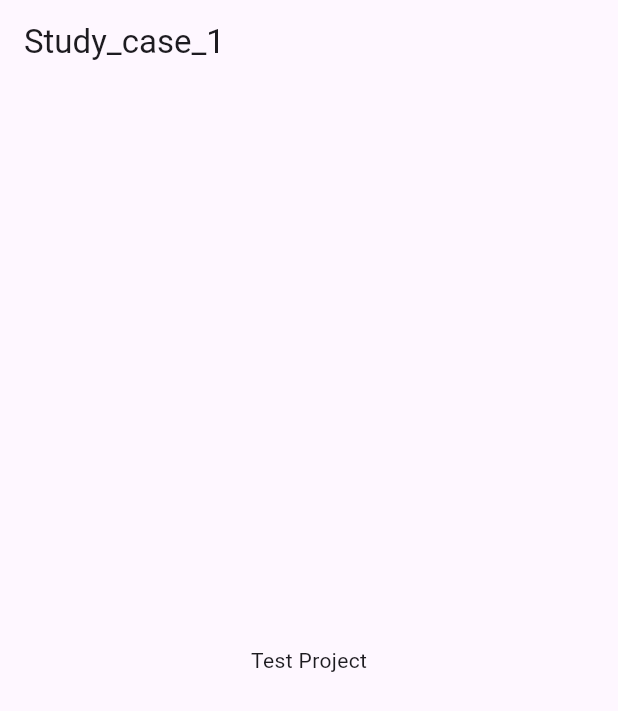
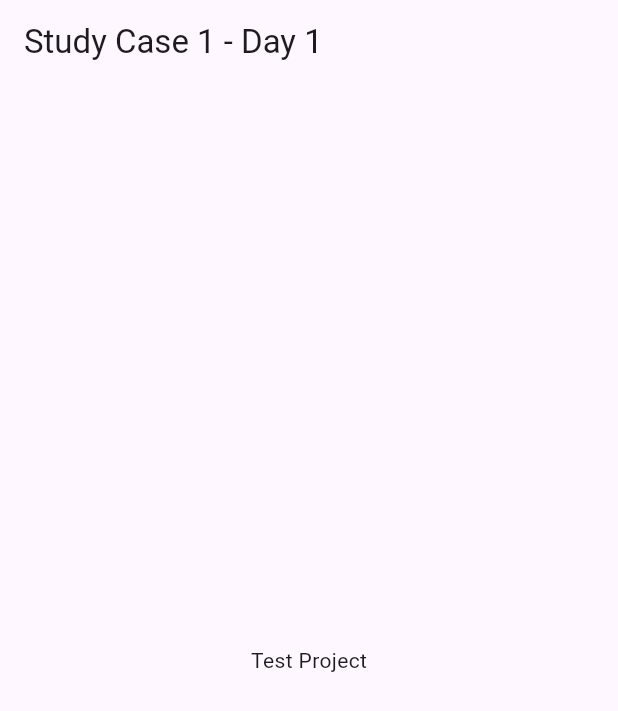
Before and after one commit to rrma1710/maliki-tech-fest-2025, a Flutter app: the screen it shows after launch, on a phone screen of 412 x 824 dp. Shown: the top 711 px of the screen. Run offline on Flutter 3.47's test engine with Material 3 defaults, Android fonts, the phone set to English and light mode, and no system bars.

Commit message:
update appbar

```diff
--- a/day1/lib/main.dart
+++ b/day1/lib/main.dart
@@ -11,7 +11,7 @@ class MyApp extends StatelessWidget {
   Widget build(BuildContext context) {
     return MaterialApp(
       home: Scaffold(
-        appBar: AppBar(title: Text('Study_case_1')),
+        appBar: AppBar(title: Text('Study Case 1 - Day 1')),
         body: Center(child: Text('Test Project')),
       ),
     );
```
